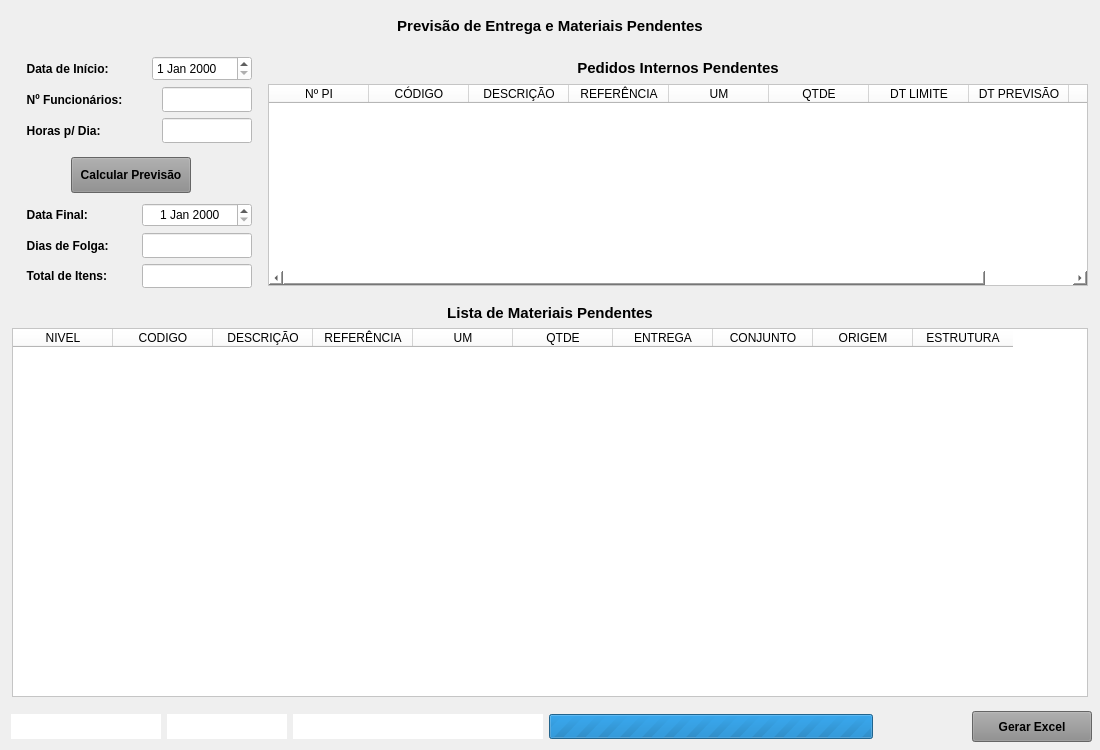
Above: forms/tela_pcp_previsao.ui from Azevedo84/erp_suzuki before the change. Below: the same form after it.
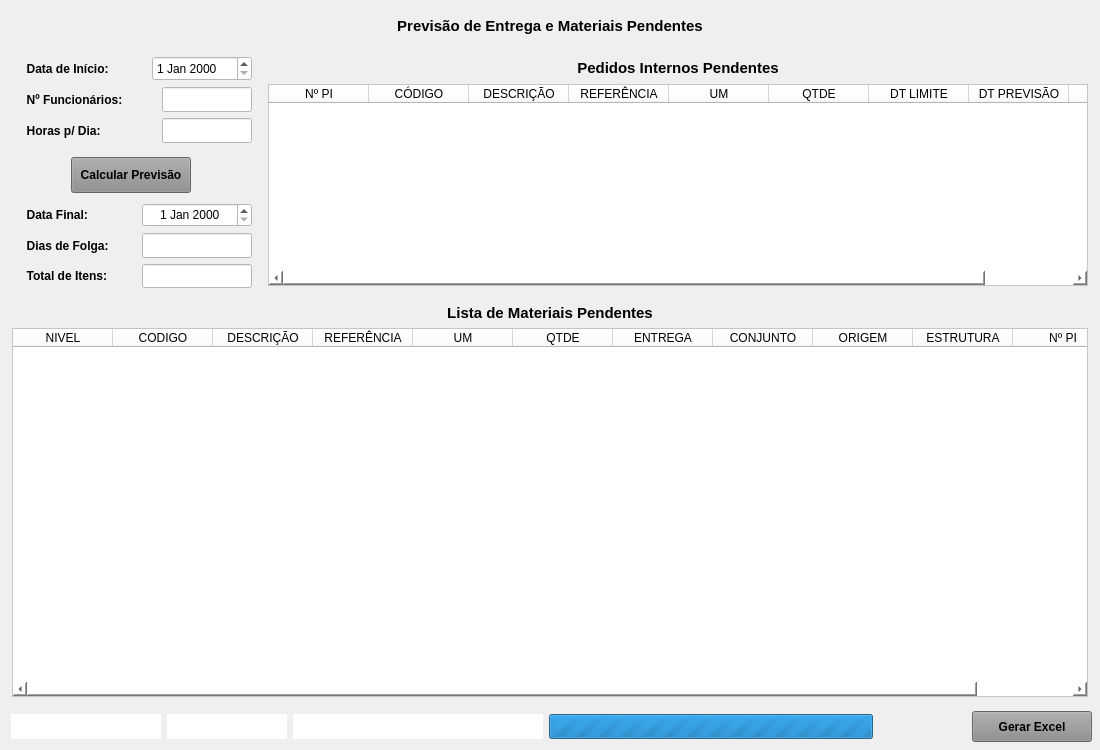
That is the form after the change.

The edit to the form file:
```diff
--- a/forms/tela_pcp_previsao.ui
+++ b/forms/tela_pcp_previsao.ui
@@ -1050,6 +1050,11 @@
            <string>ESTRUTURA</string>
           </property>
          </column>
+         <column>
+          <property name="text">
+           <string>Nº PI</string>
+          </property>
+         </column>
         </widget>
        </item>
       </layout>
```
